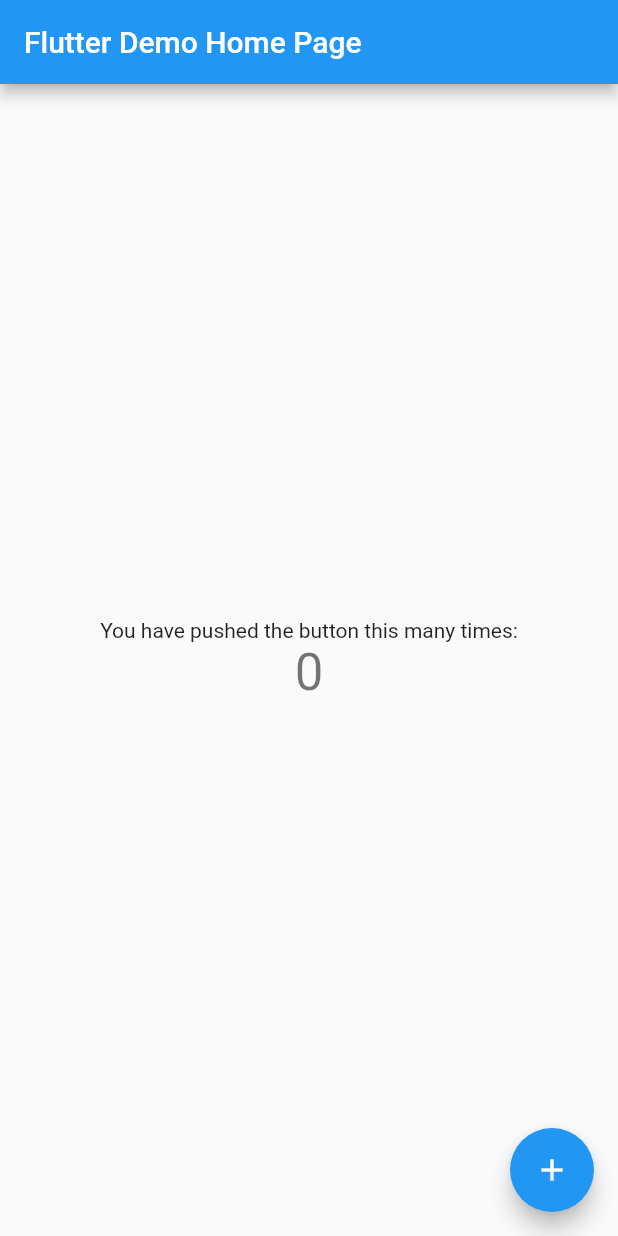
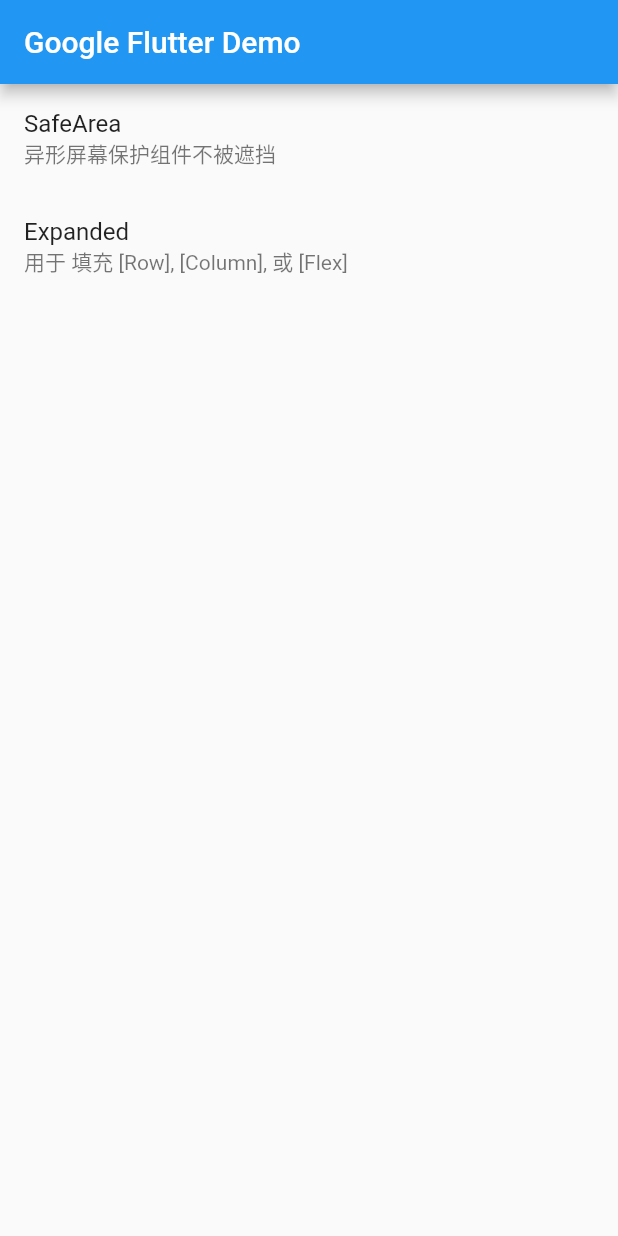
Before and after one commit to cqiang102/google_flutter_demo, a Flutter app: the screen it shows after launch, on a phone screen of 412 x 824 dp. Run offline on Flutter 3.47's test engine with Material 2 defaults, Android fonts, the light colour scheme and no system bars.

Commit message:
update 'SafeArea' and 'Expanded' examples

```diff
--- /dev/null
+++ b/lib/examples/expanded_example.dart
@@ -0,0 +1,73 @@
+import 'package:flutter/cupertino.dart';
+import 'package:flutter/material.dart';
+import 'package:google_flutter_demo/util.dart';
+
+class ExpandedExample extends StatelessWidget {
+  const ExpandedExample({Key? key}) : super(key: key);
+
+  @override
+  Widget build(BuildContext context) {
+    return Column(
+      children: [
+        Expanded(
+            flex: 3,
+            child: Container(
+              color: Colors.green,
+            )),
+        Expanded(
+            flex: 6,
+            child: Row(
+              children: [
+                Expanded(
+                    flex: 1,
+                    child: Container(
+                      color: Colors.yellow,
+                    )),
+                Expanded(
+                    flex: 2,
+                    child: Container(
+                      color: Colors.red,
+                    )),
+                Expanded(
+                    flex: 1,
+                    child: Container(
+                      color: Colors.lightBlue,
+                    )),
+              ],
+            )),
+        Expanded(
+          flex: 1,
+          child: Row(
+            children: [
+              Expanded(
+                flex: 1,
+                child: GestureDetector(
+                  onTap: () {
+                    pagePop(context);
+                  },
+                  child: Container(
+                    color: Colors.white,
+                    constraints: const BoxConstraints(
+                        minWidth: double.infinity,
+                        minHeight: double.infinity
+                    ),
+                    child: const Icon(
+                      CupertinoIcons.back,
+                      color: Colors.blue,
+                      size: 30,
+                    ),
+                  ),
+                ),
+              ),
+              Expanded(
+                  flex: 4,
+                  child: Container(
+                    color: Colors.orange,
+                  )),
+            ],
+          ),
+        ),
+      ],
+    );
+  }
+}
--- /dev/null
+++ b/lib/home_page.dart
@@ -0,0 +1,39 @@
+import 'package:flutter/material.dart';
+import 'package:google_flutter_demo/examples/safearea_example.dart';
+import 'package:google_flutter_demo/util.dart';
+
+import 'examples/expanded_example.dart';
+
+class HomePage extends StatelessWidget {
+  @override
+  Widget build(BuildContext context) {
+    return Scaffold(
+      appBar: AppBar(title: const Text("Google Flutter Demo")),
+      body: ListView(
+        children: [
+          _buildListItem(
+              context,
+              "SafeArea",
+              '''异形屏幕保护组件不被遮挡''',
+              const SafeAreaExample()),
+          _buildListItem(
+              context,
+              "Expanded",
+              '''用于 填充 [Row], [Column], 或 [Flex]''',
+              const ExpandedExample()),
+        ],
+      ),
+    );
+  }
+
+  _buildListItem(
+      BuildContext context, String title, String subtitle, Widget page) {
+    return ListTile(
+      title: Text(title),
+      subtitle: Text(subtitle),
+      onTap: () {
+        pagePush(context, page);
+      },
+    );
+  }
+}
--- a/lib/main.dart
+++ b/lib/main.dart
@@ -1,4 +1,5 @@
 import 'package:flutter/material.dart';
+import 'package:google_flutter_demo/home_page.dart';
 
 void main() {
   runApp(const MyApp());
@@ -12,104 +13,11 @@
   Widget build(BuildContext context) {
     return MaterialApp(
       title: 'Flutter Demo',
+      debugShowCheckedModeBanner: false,
       theme: ThemeData(
-        // This is the theme of your application.
-        //
-        // Try running your application with "flutter run". You'll see the
-        // application has a blue toolbar. Then, without quitting the app, try
-        // changing the primarySwatch below to Colors.green and then invoke
-        // "hot reload" (press "r" in the console where you ran "flutter run",
-        // or simply save your changes to "hot reload" in a Flutter IDE).
-        // Notice that the counter didn't reset back to zero; the application
-        // is not restarted.
         primarySwatch: Colors.blue,
       ),
-      home: const MyHomePage(title: 'Flutter Demo Home Page'),
+      home: HomePage(),
     );
   }
 }
-
-class MyHomePage extends StatefulWidget {
-  const MyHomePage({Key? key, required this.title}) : super(key: key);
-
-  // This widget is the home page of your application. It is stateful, meaning
-  // that it has a State object (defined below) that contains fields that affect
-  // how it looks.
-
-  // This class is the configuration for the state. It holds the values (in this
-  // case the title) provided by the parent (in this case the App widget) and
-  // used by the build method of the State. Fields in a Widget subclass are
-  // always marked "final".
-
-  final String title;
-
-  @override
-  State<MyHomePage> createState() => _MyHomePageState();
-}
-
-class _MyHomePageState extends State<MyHomePage> {
-  int _counter = 0;
-
-  void _incrementCounter() {
-    setState(() {
-      // This call to setState tells the Flutter framework that something has
-      // changed in this State, which causes it to rerun the build method below
-      // so that the display can reflect the updated values. If we changed
-      // _counter without calling setState(), then the build method would not be
-      // called again, and so nothing would appear to happen.
-      _counter++;
-    });
-  }
-
-  @override
-  Widget build(BuildContext context) {
-    // This method is rerun every time setState is called, for instance as done
-    // by the _incrementCounter method above.
-    //
-    // The Flutter framework has been optimized to make rerunning build methods
-    // fast, so that you can just rebuild anything that needs updating rather
-    // than having to individually change instances of widgets.
-    return Scaffold(
-      appBar: AppBar(
-        // Here we take the value from the MyHomePage object that was created by
-        // the App.build method, and use it to set our appbar title.
-        title: Text(widget.title),
-      ),
-      body: Center(
-        // Center is a layout widget. It takes a single child and positions it
-        // in the middle of the parent.
-        child: Column(
-          // Column is also a layout widget. It takes a list of children and
-          // arranges them vertically. By default, it sizes itself to fit its
-          // children horizontally, and tries to be as tall as its parent.
-          //
-          // Invoke "debug painting" (press "p" in the console, choose the
-          // "Toggle Debug Paint" action from the Flutter Inspector in Android
-          // Studio, or the "Toggle Debug Paint" command in Visual Studio Code)
-          // to see the wireframe for each widget.
-          //
-          // Column has various properties to control how it sizes itself and
-          // how it positions its children. Here we use mainAxisAlignment to
-          // center the children vertically; the main axis here is the vertical
-          // axis because Columns are vertical (the cross axis would be
-          // horizontal).
-          mainAxisAlignment: MainAxisAlignment.center,
-          children: <Widget>[
-            const Text(
-              'You have pushed the button this many times:',
-            ),
-            Text(
-              '$_counter',
-              style: Theme.of(context).textTheme.headline4,
-            ),
-          ],
-        ),
-      ),
-      floatingActionButton: FloatingActionButton(
-        onPressed: _incrementCounter,
-        tooltip: 'Increment',
-        child: const Icon(Icons.add),
-      ), // This trailing comma makes auto-formatting nicer for build methods.
-    );
-  }
-}
```
Also changed, not shown: lib/examples/safearea_example.dart (added, +64 -0 lines), lib/util.dart (added, +9 -0 lines), 4 other files.
